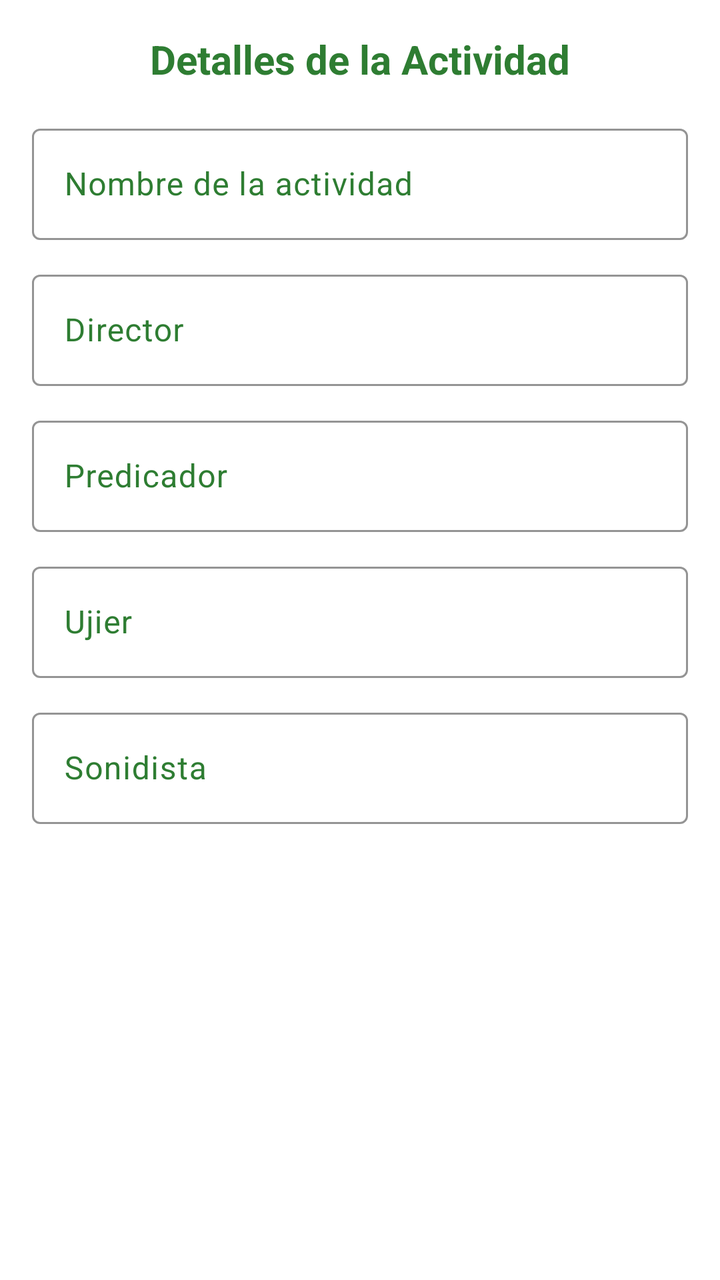
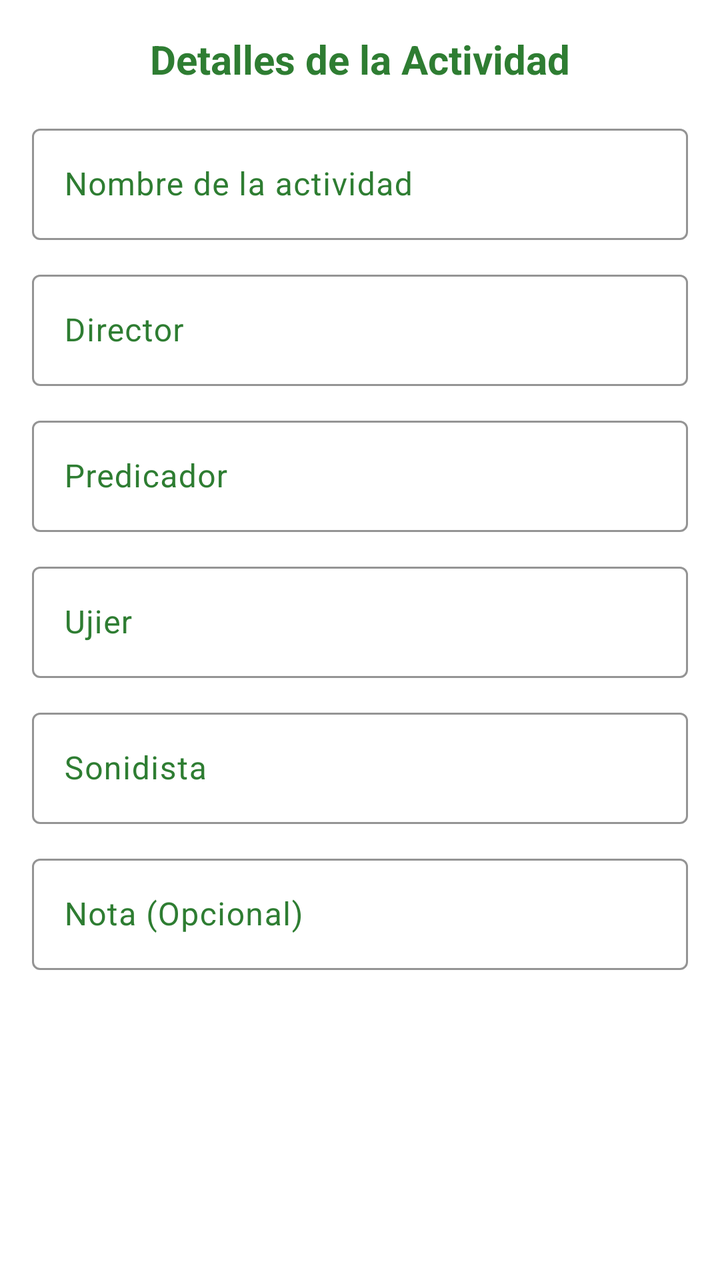

Before-and-after screenshots of an Android layout around one commit, followed by the original layout XML and the change that was made.
<!-- AndroidManifest.xml: application theme Theme.AyOTerrazasACT -->
<!-- res/layout/dialog_actividad.xml -->
<?xml version="1.0" encoding="utf-8"?>
<ScrollView xmlns:android="http://schemas.android.com/apk/res/android"
    xmlns:app="http://schemas.android.com/apk/res-auto"
    android:layout_width="match_parent"
    android:layout_height="wrap_content"
    android:background="@color/blanco_fondo"
    android:padding="16dp">

    <LinearLayout
        android:layout_width="match_parent"
        android:layout_height="wrap_content"
        android:orientation="vertical">

        <TextView
            android:layout_width="match_parent"
            android:layout_height="wrap_content"
            android:text="Detalles de la Actividad"
            android:textColor="@color/verde_oscuro"
            android:textSize="20sp"
            android:textStyle="bold"
            android:layout_marginBottom="16dp"
            android:gravity="center"/>

        <com.google.android.material.textfield.TextInputLayout
            android:layout_width="match_parent"
            android:layout_height="wrap_content"
            android:hint="Nombre de la actividad"
            android:textColorHint="@color/verde_oscuro"
            app:boxStrokeColor="@color/verde_oscuro"
            android:layout_marginBottom="12dp">
            <com.google.android.material.textfield.TextInputEditText
                android:id="@+id/etNombreActividad"
                android:layout_width="match_parent"
                android:layout_height="wrap_content"
                android:textColor="@color/negro_contraste"/>
        </com.google.android.material.textfield.TextInputLayout>

        <com.google.android.material.textfield.TextInputLayout
            android:layout_width="match_parent"
            android:layout_height="wrap_content"
            android:hint="Director"
            android:textColorHint="@color/verde_oscuro"
            app:boxStrokeColor="@color/verde_oscuro"
            android:layout_marginBottom="12dp">
            <com.google.android.material.textfield.TextInputEditText
                android:id="@+id/etDirector"
                android:layout_width="match_parent"
                android:layout_height="wrap_content"
                android:textColor="@color/negro_contraste"/>
        </com.google.android.material.textfield.TextInputLayout>

        <com.google.android.material.textfield.TextInputLayout
            android:id="@+id/layoutPredicador"
            android:layout_width="match_parent"
            android:layout_height="wrap_content"
            android:hint="Predicador"
            android:textColorHint="@color/verde_oscuro"
            app:boxStrokeColor="@color/verde_oscuro"
            android:layout_marginBottom="12dp">
            <com.google.android.material.textfield.TextInputEditText
                android:id="@+id/etPredicador"
                android:layout_width="match_parent"
                android:layout_height="wrap_content"
                android:textColor="@color/negro_contraste"/>
        </com.google.android.material.textfield.TextInputLayout>

        <com.google.android.material.textfield.TextInputLayout
            android:layout_width="match_parent"
            android:layout_height="wrap_content"
            android:hint="Ujier"
            android:textColorHint="@color/verde_oscuro"
            app:boxStrokeColor="@color/verde_oscuro"
            android:layout_marginBottom="12dp">
            <com.google.android.material.textfield.TextInputEditText
                android:id="@+id/etUjier"
                android:layout_width="match_parent"
                android:layout_height="wrap_content"
                android:textColor="@color/negro_contraste"/>
        </com.google.android.material.textfield.TextInputLayout>

        <com.google.android.material.textfield.TextInputLayout
            android:layout_width="match_parent"
            android:layout_height="wrap_content"
            android:hint="Sonidista"
            android:textColorHint="@color/verde_oscuro"
            app:boxStrokeColor="@color/verde_oscuro"
            android:layout_marginBottom="24dp">
            <com.google.android.material.textfield.TextInputEditText
                android:id="@+id/etSonidista"
                android:layout_width="match_parent"
                android:layout_height="wrap_content"
                android:textColor="@color/negro_contraste"/>
        </com.google.android.material.textfield.TextInputLayout>

    </LinearLayout>
</ScrollView>
<!-- resources referenced by this layout -->
<resources>
  <color name="blanco_fondo">#FFFFFF</color>
  <color name="negro_contraste">#000000</color>
  <color name="verde_oscuro">#2E7D32</color>
  <style name="Theme.AyOTerrazasACT" parent="Theme.Material3.Light.NoActionBar">
          <item name="colorPrimary">@color/verde_oscuro</item>
          <item name="android:windowBackground">@color/blanco_fondo</item>
          <item name="android:statusBarColor">@color/blanco_fondo</item>
          <item name="android:windowLightStatusBar">true</item>
      </style>
</resources>

<!-- the commit's change to res/layout/dialog_actividad.xml (unified diff, before → after) -->
@@ -84,7 +84,7 @@
             android:hint="Sonidista"
             android:textColorHint="@color/verde_oscuro"
             app:boxStrokeColor="@color/verde_oscuro"
-            android:layout_marginBottom="24dp">
+            android:layout_marginBottom="12dp">
             <com.google.android.material.textfield.TextInputEditText
                 android:id="@+id/etSonidista"
                 android:layout_width="match_parent"
@@ -92,5 +92,19 @@
                 android:textColor="@color/negro_contraste"/>
         </com.google.android.material.textfield.TextInputLayout>
 
+        <com.google.android.material.textfield.TextInputLayout
+            android:layout_width="match_parent"
+            android:layout_height="wrap_content"
+            android:hint="Nota (Opcional)"
+            android:textColorHint="@color/verde_oscuro"
+            app:boxStrokeColor="@color/verde_oscuro"
+            android:layout_marginBottom="24dp">
+            <com.google.android.material.textfield.TextInputEditText
+                android:id="@+id/etNota"
+                android:layout_width="match_parent"
+                android:layout_height="wrap_content"
+                android:textColor="@color/negro_contraste"/>
+        </com.google.android.material.textfield.TextInputLayout>
+
     </LinearLayout>
 </ScrollView>
